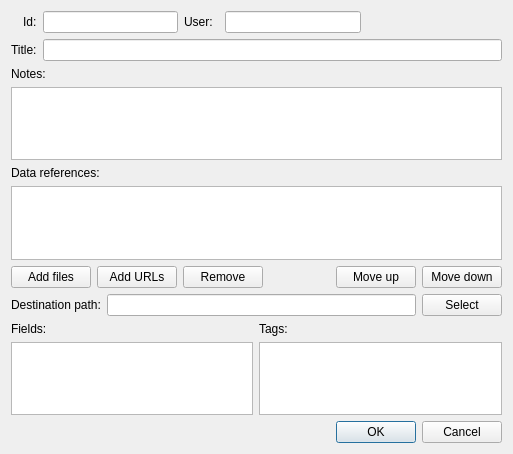
This is ui/itemdialog.ui in vlkv/reggata as Qt 5 draws it before an edit. The edited form follows.
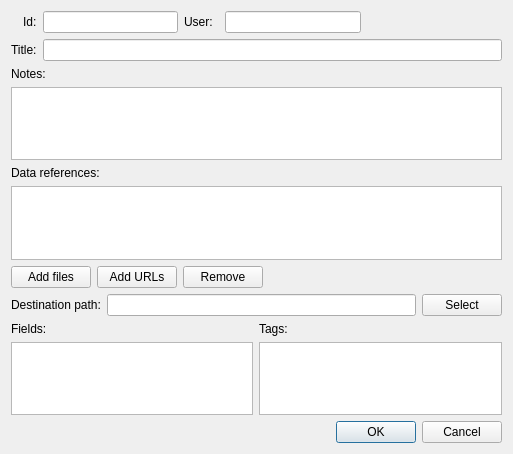
This is the edited form.

Commit message: Убрал лишние кнопки из ItemDialog

What changed in the file:
```diff
--- a/ui/itemdialog.ui
+++ b/ui/itemdialog.ui
@@ -162,20 +162,6 @@
          </property>
         </spacer>
        </item>
-       <item>
-        <widget class="QPushButton" name="pushButton_move_up" >
-         <property name="text" >
-          <string>Move up</string>
-         </property>
-        </widget>
-       </item>
-       <item>
-        <widget class="QPushButton" name="pushButton_move_down" >
-         <property name="text" >
-          <string>Move down</string>
-         </property>
-        </widget>
-       </item>
       </layout>
      </item>
     </layout>
```
The commit also changes 3 other files.
